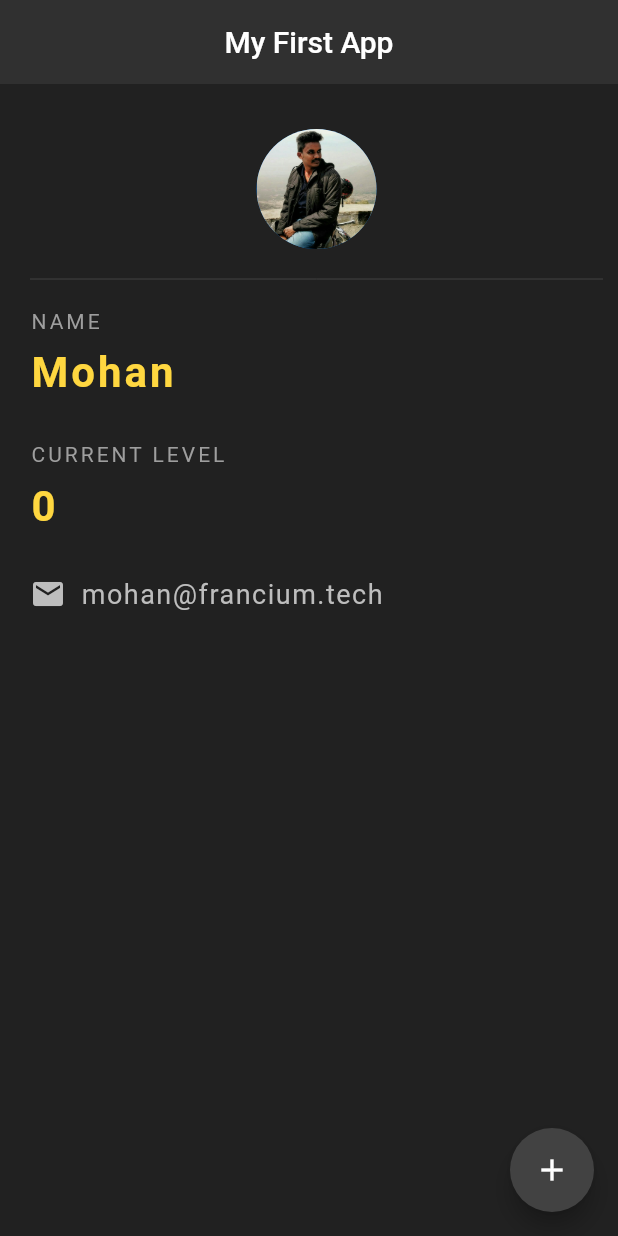
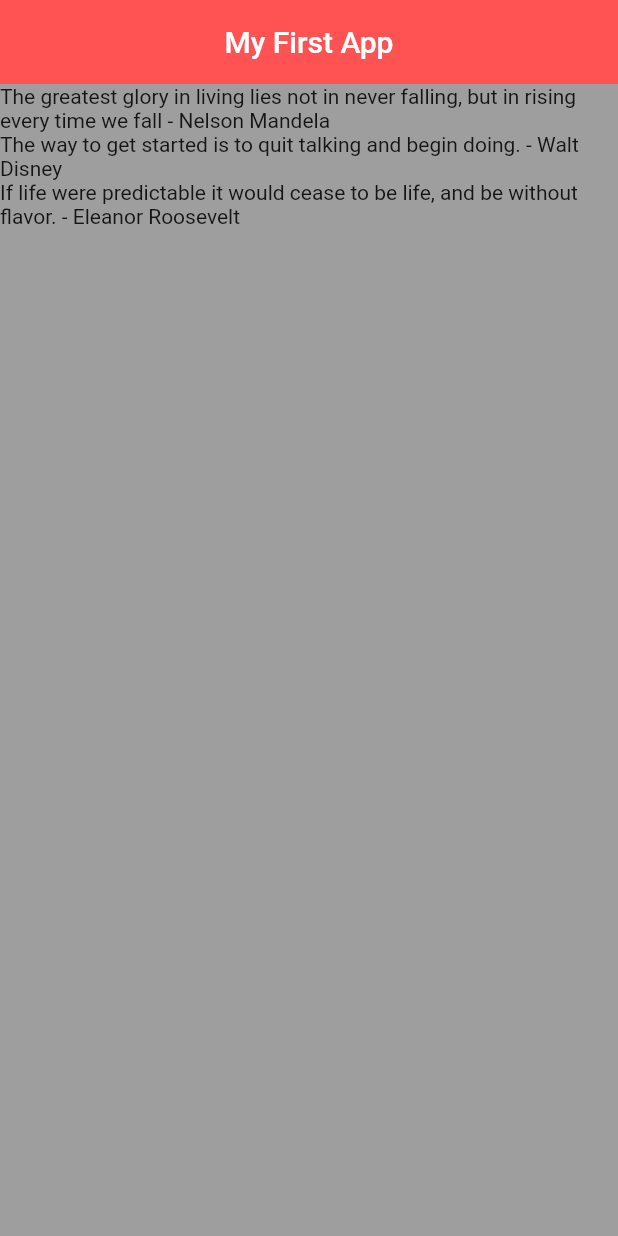
Before and after one commit to mohanhari/Date-And-TIme-App, a Flutter app: the screen it shows after launch, on a phone screen of 412 x 824 dp. Run offline on Flutter 3.47's test engine with Material 2 defaults, Android fonts, the phone set to English and light mode, and no system bars.

Commit message:
Using a custom class for displaying author names and there quote

```diff
--- a/lib/main.dart
+++ b/lib/main.dart
@@ -1,9 +1,9 @@
 import 'package:flutter/material.dart';
+import 'quotes.dart';
 
 void main() => runApp(MaterialApp(
   home: Home(),
 ));
-
 
 class Home extends StatefulWidget {
   @override
@@ -12,97 +12,24 @@ class Home extends StatefulWidget {
 
 class _HomeState extends State<Home> {
 
-  int count = 0;
+  List<Quote> quotes = [
+    Quote(author: 'Nelson Mandela', text: 'The greatest glory in living lies not in never falling, but in rising every time we fall'),
+    Quote(author: 'Walt Disney', text: 'The way to get started is to quit talking and begin doing.'),
+    Quote(author: 'Eleanor Roosevelt', text: 'If life were predictable it would cease to be life, and be without flavor.'),
+  ];
 
   @override
   Widget build(BuildContext context) {
     return Scaffold(
-      backgroundColor: Colors.grey[900],
+      backgroundColor: Colors.grey,
       appBar: AppBar(
         title: Text('My First App'),
         centerTitle: true,
-        backgroundColor: Colors.grey[850],
+        backgroundColor: Colors.redAccent,
         elevation: 0.0,
       ),
-      floatingActionButton: FloatingActionButton(
-        onPressed: () {
-          setState(() {
-            count += 1;
-          });
-        },
-        child: Icon(Icons.add),
-        backgroundColor: Colors.grey[800],
-      ),
-      body: Padding(
-        padding: EdgeInsets.fromLTRB(20.0, 30.0, 10.0, 0.0),
-        child: Column(
-          crossAxisAlignment: CrossAxisAlignment.start,
-          children: <Widget>[
-            Center(
-              child: CircleAvatar(
-                backgroundImage: AssetImage('assets/image-1.jpeg'),
-                radius: 40.0,
-              ),
-            ),
-            Divider(
-              height: 40.0,
-              color: Colors.grey[800],
-            ),
-            Text(
-              'NAME',
-              style: TextStyle(
-                color: Colors.grey,
-                letterSpacing: 2.0,
-              ),
-            ),
-            SizedBox(height: 10.0),
-            Text(
-              'Mohan',
-              style: TextStyle(
-                color: Colors.amberAccent,
-                letterSpacing: 2.0,
-                fontSize: 28.0,
-                fontWeight: FontWeight.bold,
-              ),
-            ),
-            SizedBox(height: 30.0),
-            Text(
-              'CURRENT LEVEL',
-              style: TextStyle(
-                color: Colors.grey,
-                letterSpacing: 2.0,
-              ),
-            ),
-            SizedBox(height: 10.0),
-            Text(
-              '$count',
-              style: TextStyle(
-                color: Colors.amberAccent,
-                letterSpacing: 2.0,
-                fontSize: 28.0,
-                fontWeight: FontWeight.bold,
-              ),
-            ),
-            SizedBox(height: 30.0),
-            Row(
-              children: <Widget>[
-                Icon(
-                  Icons.email,
-                  color: Colors.grey[400],
-                ),
-                SizedBox(width: 10.0),
-                Text(
-                  'mohan@francium.tech',
-                  style: TextStyle(
-                    color: Colors.grey[400],
-                    fontSize: 18.0,
-                    letterSpacing: 1.0,
-                  ),
-                )
-              ],
-            )
-          ],
-        ),
+      body: Column(
+        children: quotes.map((quote) => Text('${quote.text} - ${quote.author}')).toList(),
       ),
     );
   }
--- /dev/null
+++ b/lib/quotes.dart
@@ -0,0 +1,7 @@
+class Quote {
+
+  String text;
+  String author;
+
+  Quote({ this.text, this.author});
+}
```
Also changed, not shown: 1 other file.
